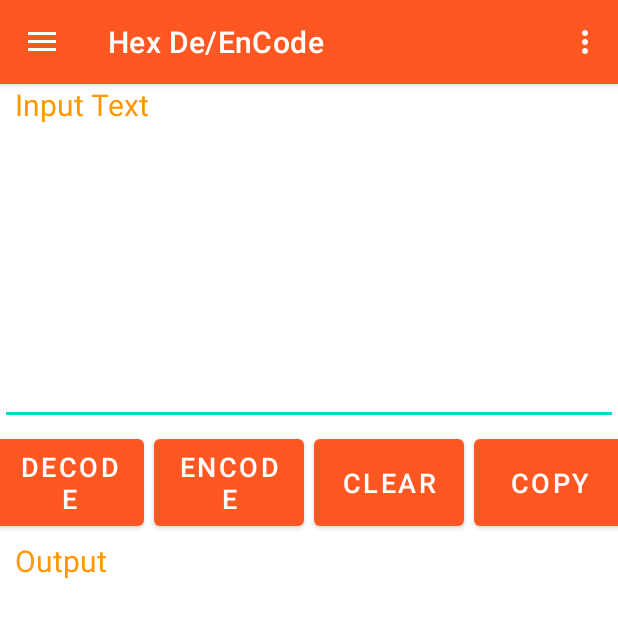
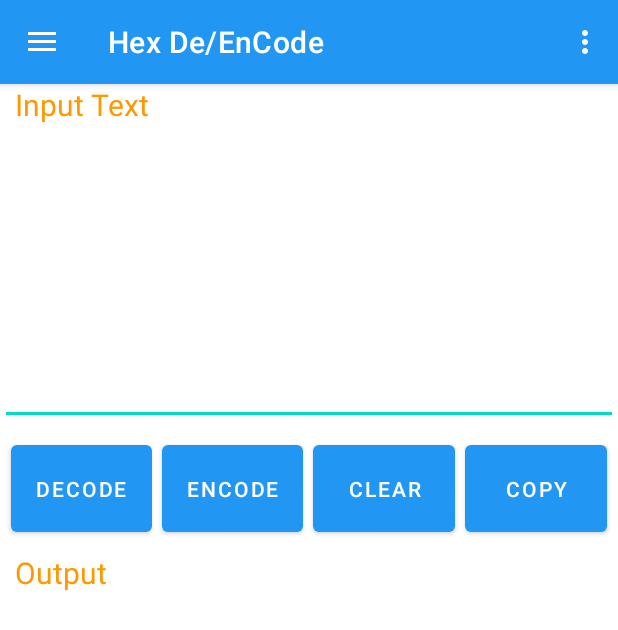
Before and after one commit to m-nemati/HexCoder, an Android app: the screen it shows after launch (MainActivity), on a phone screen of 412 x 824 dp. Shown: the top 630 px of the screen. Run offline under Robolectric (Android 15) with nearby library versions, the phone set to English and light mode, and no system bars; our stand-ins replace navigation-ui.

Commit message:
other changes

```diff
--- a/app/src/main/res/layout/fragment_home.xml
+++ b/app/src/main/res/layout/fragment_home.xml
@@ -29,38 +29,43 @@
     <LinearLayout
         android:gravity="center"
         android:orientation="horizontal"
+        android:padding="4dp"
         android:layout_width="match_parent"
         android:layout_height="wrap_content">
 
         <Button
             android:id="@+id/btnDecode"
             android:text="@string/btnDecodeTitle"
-            android:textSize="18sp"
+            android:textSize="14sp"
             android:layout_margin="3dp"
-            android:layout_width="100dp"
+            android:layout_weight="1"
+            android:layout_width="0dp"
             android:layout_height="70dp"/>
         <Button
             android:id="@+id/btnEncode"
             android:text="@string/btnEncodeTitle"
-            android:textSize="18sp"
+            android:textSize="14sp"
             android:layout_margin="3dp"
-            android:layout_width="100dp"
+            android:layout_weight="1"
+            android:layout_width="0dp"
             android:layout_height="70dp"/>
 
         <Button
             android:id="@+id/btnClear"
             android:text="@string/btnClearTitle"
-            android:textSize="18sp"
+            android:textSize="14sp"
             android:layout_margin="3dp"
-            android:layout_width="100dp"
+            android:layout_weight="1"
+            android:layout_width="0dp"
             android:layout_height="70dp"/>
 
         <Button
             android:id="@+id/btnCopy"
             android:text="@string/btnCopyTitle"
-            android:textSize="18sp"
+            android:textSize="14sp"
             android:layout_margin="3dp"
-            android:layout_width="100dp"
+            android:layout_weight="1"
+            android:layout_width="0dp"
             android:layout_height="70dp"/>
 
     </LinearLayout>
@@ -76,7 +81,8 @@
         android:textSize="20sp"
         android:textColor="@color/black"
         android:paddingLeft="10dp"
+        android:paddingTop="10dp"
         android:layout_width="match_parent"
-        android:layout_height="200dp"/>
+        android:layout_height="match_parent"/>
 
 </LinearLayout>
--- a/app/src/main/res/values/colors.xml
+++ b/app/src/main/res/values/colors.xml
@@ -1,8 +1,8 @@
 <?xml version="1.0" encoding="utf-8"?>
 <resources>
     <color name="purple_200">#FFBB86FC</color>
-    <color name="purple_500">#FF5722</color>
-    <color name="purple_700">#03A9F4</color>
+    <color name="purple_500">#2196f3</color>
+    <color name="purple_700">#f57c00</color>
     <color name="teal_200">#FF03DAC5</color>
     <color name="teal_700">#FF018786</color>
     <color name="black">#FF000000</color>
--- a/app/src/main/res/values/strings.xml
+++ b/app/src/main/res/values/strings.xml
@@ -1,5 +1,5 @@
 <resources>
-    <string name="app_name">Hex De/EnCode</string>
+    <string name="app_name">Hex Coder</string>
     <string name="navigation_drawer_open">Open navigation drawer</string>
     <string name="navigation_drawer_close">Close navigation drawer</string>
     <string name="nav_header_title">Hex Coder</string>
@@ -19,5 +19,7 @@
     <string name="txtResultHint">Output</string>
 
     <string name="info_header">Programmers:</string>
+    <string name="info_ziaee">Hamidreza Ziaee</string>
+    <string name="info_nemati">Mostafa Nemati</string>
 
 </resources>
```
Also changed, not shown: app/src/main/res/layout/fragment_slideshow.xml (+15 -0 lines).
